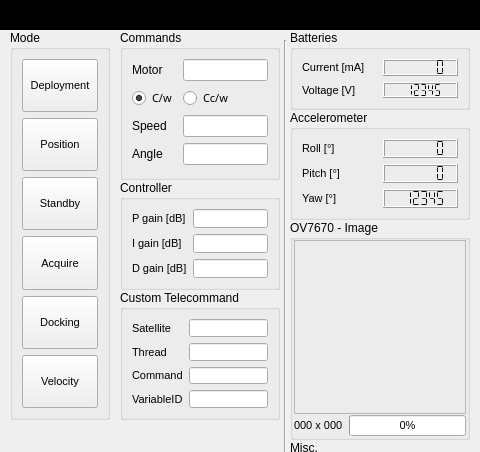
Before: the Qt Designer form groundstation.ui in Angele-/FloatSat_GroundStation, drawn with Qt 5; both pictures show x 0 to 480 and y 0 to 452 of the 1351 by 700 pixel window.
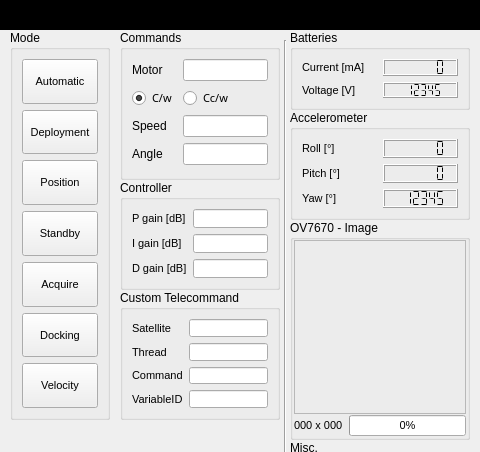
After: the same form once the commit is applied. Custom widgets are drawn as their Qt base class.

Commit message: Automatic button added

What changed in the file:
```diff
--- a/groundstation.ui
+++ b/groundstation.ui
@@ -1337,6 +1337,24 @@
      <property name="bottomMargin">
       <number>9</number>
      </property>
+     <item>
+      <widget class="QPushButton" name="pushButton">
+       <property name="sizePolicy">
+        <sizepolicy hsizetype="Minimum" vsizetype="Expanding">
+         <horstretch>0</horstretch>
+         <verstretch>0</verstretch>
+        </sizepolicy>
+       </property>
+       <property name="font">
+        <font>
+         <pointsize>8</pointsize>
+        </font>
+       </property>
+       <property name="text">
+        <string>Automatic</string>
+       </property>
+      </widget>
+     </item>
      <item>
       <widget class="QPushButton" name="pushButton_Deployment_Mode">
        <property name="sizePolicy">
```
The commit also changes 1 other file.
